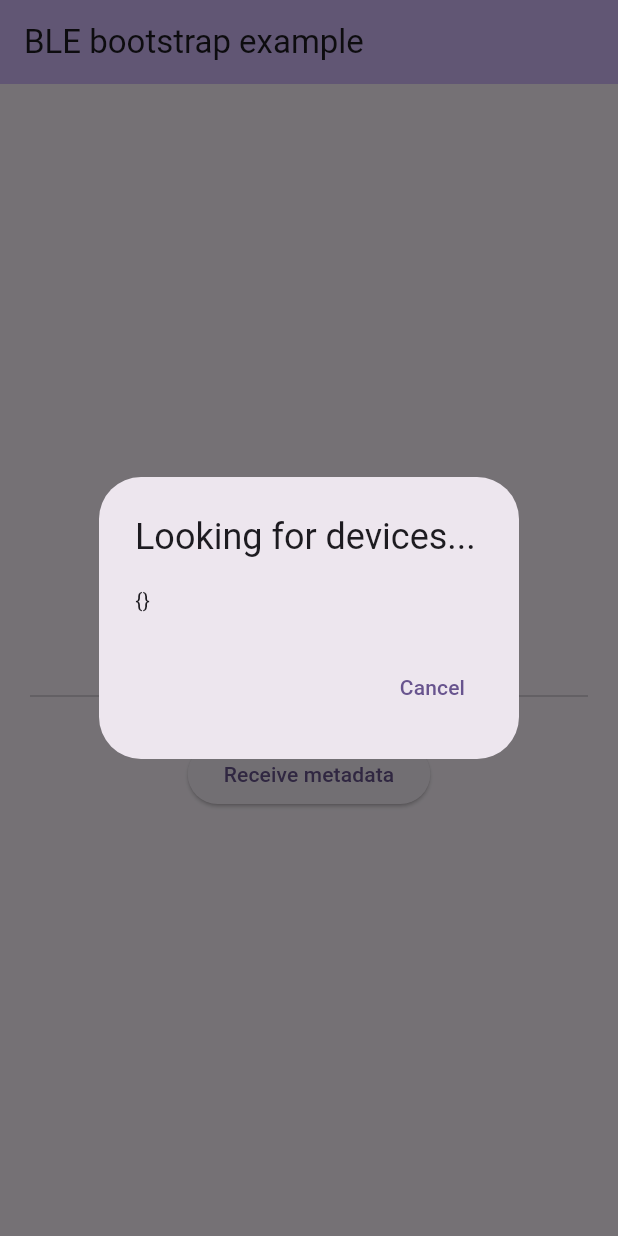
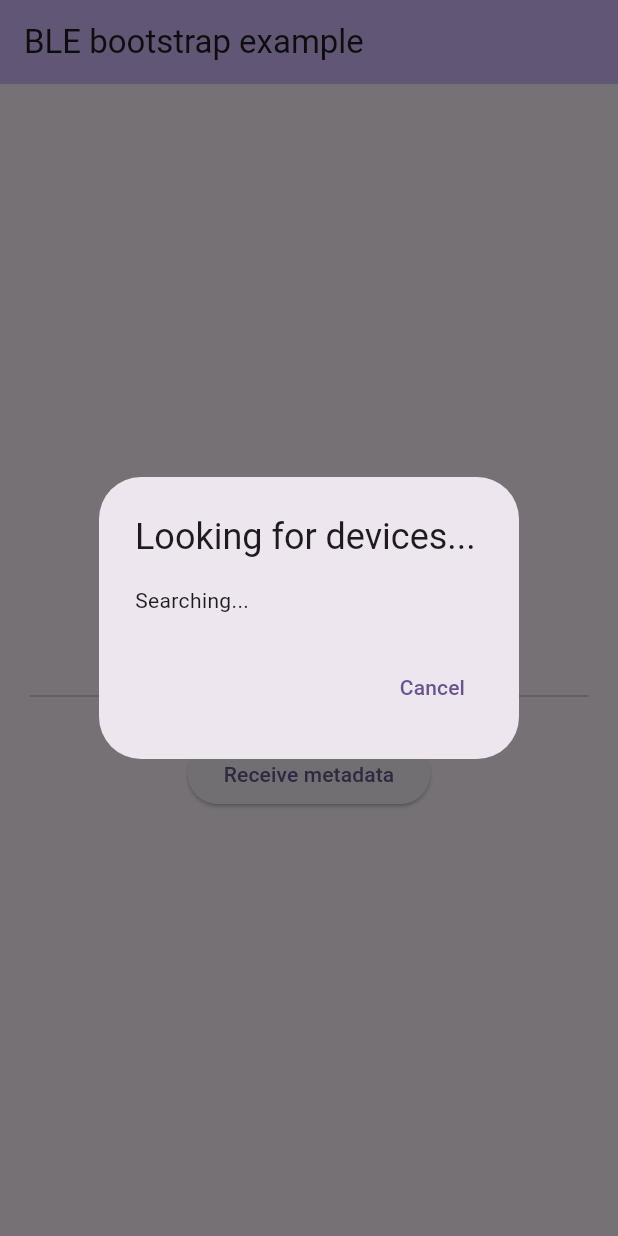
Before and after one commit to Venice-D2D/ble_bootstrap_channel, a Flutter app: the screen it shows after launch, after a tap on "Receive metadata", on a phone screen of 412 x 824 dp. Run offline on Flutter 3.47's test engine with Material 3 defaults, Android fonts, the phone set to English and light mode, and no system bars; our stand-ins replace flutter_blue_plus; missing offline and left inert: bluetooth_low_energy, venice_core.

Commit message:
feat: receiver can select device they want to connect to

```diff
--- a/lib/ble_bootstrap_channel.dart
+++ b/lib/ble_bootstrap_channel.dart
@@ -43,7 +43,7 @@ class BleBootstrapChannel extends BootstrapChannel {
 
   @override
   Future<void> initReceiver() async {
-    bool selectedDevice = false;
+    BluetoothDevice? selectedDevice;
 
     // Check if Bluetooth is supported
     if (await FlutterBluePlus.isSupported == false) {
@@ -71,6 +71,7 @@ class BleBootstrapChannel extends BootstrapChannel {
       context: context,
       builder: (context) {
         Set<String> seen = {};
+        List<BluetoothDevice> compatibleDevices = [];
 
         return StatefulBuilder(
           builder: (context, setState) {
@@ -94,6 +95,9 @@ class BleBootstrapChannel extends BootstrapChannel {
                           await r.device.discoverServices();
                           BluetoothService veniceService = r.device.servicesList!.firstWhere((service) => service.uuid.toString() == veniceUuid.toString());
                           debugPrint("==> SERVICE FOUND: ${veniceService.remoteId}");
+                          setState(() {
+                            compatibleDevices.add( r.device );
+                          });
                         }
                       });
                       await r.device.connect();
@@ -108,7 +112,20 @@ class BleBootstrapChannel extends BootstrapChannel {
 
             return AlertDialog(
               title: const Text("Looking for devices..."),
-              content: Text(seen.toString()),
+              content: compatibleDevices.isEmpty ? const Text("Searching...") : Column(
+                mainAxisSize: MainAxisSize.min,
+                children: compatibleDevices.map((e) => ListTile(
+                  leading: const Icon(Icons.bluetooth),
+                  title: Text(e.advName),
+                  subtitle: Text(e.remoteId.toString()),
+                  onTap: () {
+                    selectedDevice = e;
+                    subscription.cancel();
+                    FlutterBluePlus.stopScan();
+                    Navigator.pop(context);
+                  },
+                )).toList(),
+              ),
               actions: <Widget>[
                 TextButton(
                   onPressed: () {
@@ -125,10 +142,12 @@ class BleBootstrapChannel extends BootstrapChannel {
       },
     );
 
-    while (!selectedDevice) {
+    while (selectedDevice == null) {
       await Future.delayed(const Duration(seconds: 1));
       debugPrint("Waiting for device selection...");
     }
+
+    debugPrint("==> DEVICE SELECTED: ${selectedDevice!.advName}");
   }
 
   @override
```
